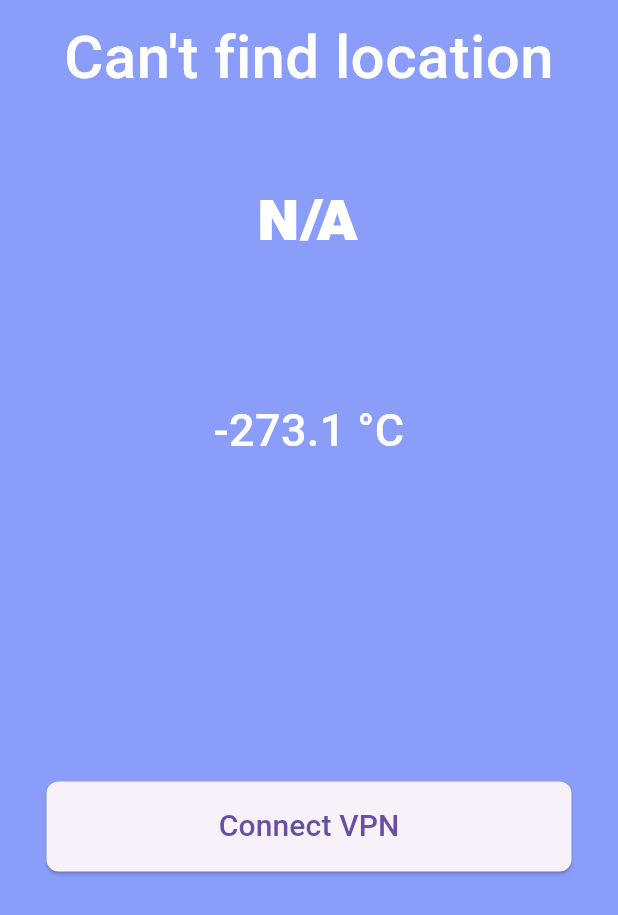
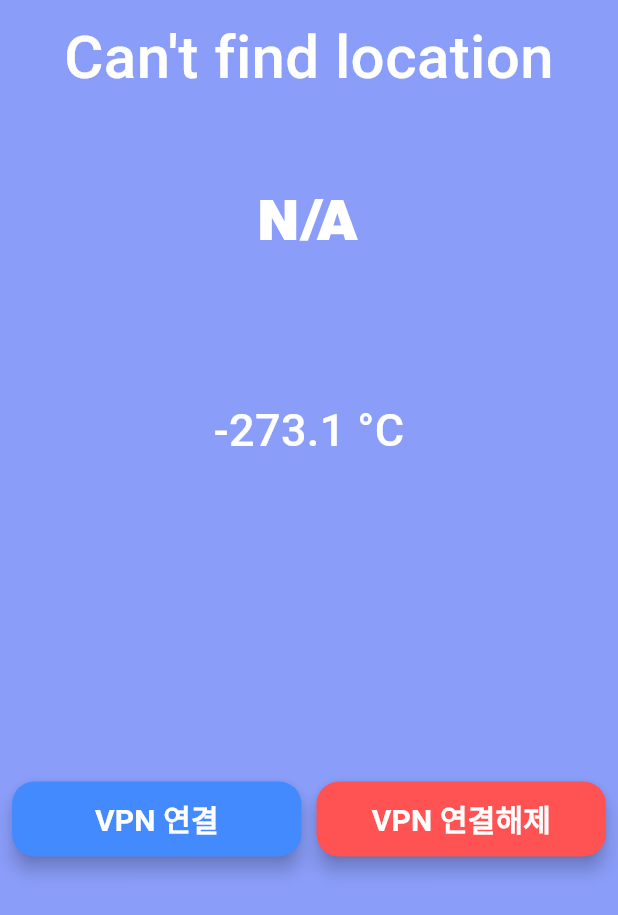
Before and after one commit to haribo09876/portfolioprojectflutter, a Flutter app: the HomePage screen opened by its route, on a phone screen of 412 x 824 dp. Shown: the top 915 px of the screen. Run offline on Flutter 3.47's test engine with Material 3 defaults, Android fonts, the phone set to English and light mode, and no system bars; our stand-ins replace flutter_dotenv, geolocator, image_picker, shared_preferences, weather_icons; missing offline and left inert: openvpn_flutter; accounts and stored records are empty; key blocks and very long unbroken strings in the code were emptied for the run.

Commit message:
20240810
by KYW

```diff
--- a/lib/pages/homePage.dart
+++ b/lib/pages/homePage.dart
@@ -119,30 +119,53 @@ class HomePage extends StatelessWidget {
                     SizedBox(height: 15),
                     Container(
                       padding: const EdgeInsets.all(8.0),
-                      child: Column(
+                      child: Row(
+                        mainAxisAlignment: MainAxisAlignment.spaceEvenly,
                         children: [
-                          ElevatedButton(
+                          Expanded(
+                            child: ElevatedButton(
                               onPressed: () async {
-                              if (vpnService.isConnected) {
-                                vpnService.disconnect();
-                              } else {
                                 await vpnService.connect();
-                              }
                               },
                               style: ElevatedButton.styleFrom(
-                              minimumSize: Size(350, 60),
-                              padding: EdgeInsets.symmetric(
-                                  horizontal: 20, vertical: 15),
+                                padding: EdgeInsets.symmetric(vertical: 10),
                                 shape: RoundedRectangleBorder(
-                                borderRadius: BorderRadius.circular(8.0),
+                                  borderRadius: BorderRadius.circular(15.0),
+                                ),
+                                backgroundColor: Colors.blueAccent,
+                                elevation: 5,
+                              ),
+                              child: Text(
+                                'VPN 연결',
+                                style: TextStyle(
+                                  fontSize: 20,
+                                  fontWeight: FontWeight.bold,
+                                  color: Colors.white,
                                 ),
                               ),
+                            ),
+                          ),
+                          SizedBox(width: 10),
+                          Expanded(
+                            child: ElevatedButton(
+                              onPressed: () {
+                                vpnService.disconnect();
+                              },
+                              style: ElevatedButton.styleFrom(
+                                padding: EdgeInsets.symmetric(vertical: 10),
+                                shape: RoundedRectangleBorder(
+                                  borderRadius: BorderRadius.circular(15.0),
+                                ),
+                                backgroundColor: Colors.redAccent,
+                                elevation: 5,
+                              ),
                               child: Text(
-                              vpnService.isConnected
-                                  ? 'Disconnect VPN'
-                                  : 'Connect VPN',
+                                'VPN 연결해제',
                                 style: TextStyle(
                                   fontSize: 20,
+                                  fontWeight: FontWeight.bold,
+                                  color: Colors.white,
+                                ),
                               ),
                             ),
                           ),
```
Also changed, not shown: lib/pages/shopPage.dart (+9 -9 lines). Lines whose indentation alone changed are shown as unchanged.
